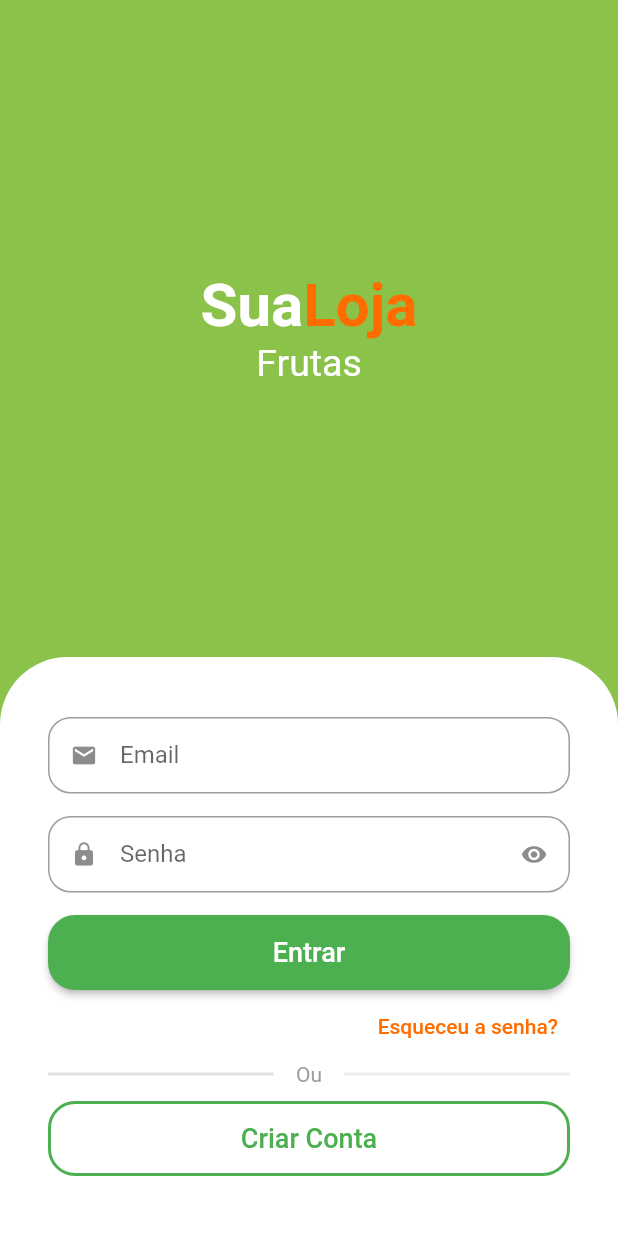
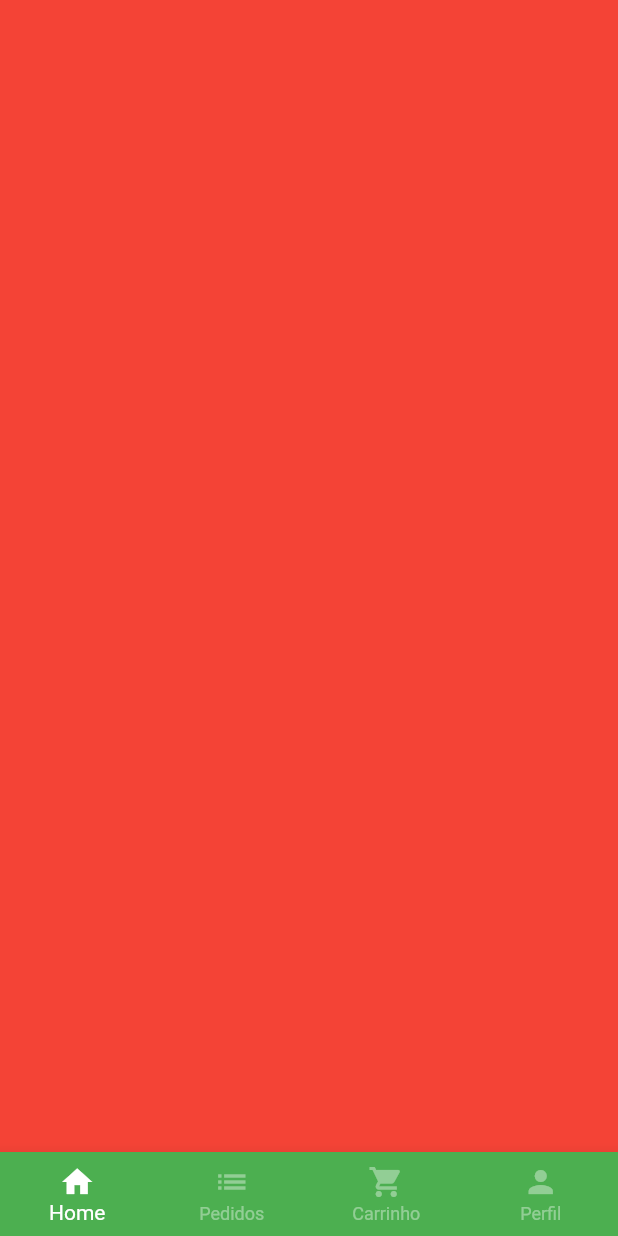
Before and after one commit to santana-tec/lojinha, a Flutter app: the screen it shows after launch, after a tap on "Entrar", on a phone screen of 412 x 824 dp. Run offline on Flutter 3.47's test engine with Material 2 defaults, Android fonts, the phone set to English and light mode, and no system bars; drawn by our look-alikes of animated_text_kit; our stand-ins replace mask_text_input_formatter.

Commit message:
homescreen_Init

```diff
--- a/lojinha/lib/src/auth/sing_in_screen.dart
+++ b/lojinha/lib/src/auth/sing_in_screen.dart
@@ -1,6 +1,7 @@
 import 'package:animated_text_kit/animated_text_kit.dart';
 import 'package:flutter/material.dart';
 import 'package:lojinha/src/auth/sign_up_screen.dart';
+import 'package:lojinha/src/base/base_screen.dart';
 import 'package:lojinha/src/components/custom_text_field.dart';
 import 'package:lojinha/src/config/custom_colors.dart';
 
@@ -21,7 +22,7 @@ class SignInScreen extends StatelessWidget {
                   mainAxisAlignment: MainAxisAlignment.center,
                   children: [
                     //Nome do app
-                     Text.rich(
+                    Text.rich(
                       TextSpan(
                         style: const TextStyle(
                           fontSize: 40,
@@ -75,7 +76,8 @@ class SignInScreen extends StatelessWidget {
 
               //Formulario de login
               Container(
-                padding: const EdgeInsets.symmetric(horizontal: 32, vertical: 40),
+                padding:
+                    const EdgeInsets.symmetric(horizontal: 32, vertical: 40),
                 decoration: const BoxDecoration(
                   color: Colors.white,
                   borderRadius: BorderRadius.vertical(
@@ -86,13 +88,13 @@ class SignInScreen extends StatelessWidget {
                   crossAxisAlignment: CrossAxisAlignment.stretch,
                   children: [
                     //Email
-                      const CustomTextField(
+                    const CustomTextField(
                       icon: Icons.email,
                       label: 'Email',
                     ),
 
                     //Password
-                     const CustomTextField(
+                    const CustomTextField(
                       icon: Icons.lock,
                       label: 'Senha',
                       isSecret: true,
@@ -106,7 +108,13 @@ class SignInScreen extends StatelessWidget {
                             borderRadius: BorderRadius.circular(18),
                           ),
                         ),
-                        onPressed: () {},
+                        onPressed: () {
+                          Navigator.of(context).pushReplacement(
+                            MaterialPageRoute(builder: (c) {
+                              return  BaseScreen();
+                            }),
+                          );
+                        },
                         child: const Text(
                           'Entrar',
                           style: TextStyle(
@@ -120,7 +128,7 @@ class SignInScreen extends StatelessWidget {
                       alignment: Alignment.centerRight,
                       child: TextButton(
                         onPressed: () {},
-                        child:  Text(
+                        child: Text(
                           'Esqueceu a senha?',
                           style: TextStyle(
                             color: CustomColors.customContrastColor,
@@ -173,10 +181,10 @@ class SignInScreen extends StatelessWidget {
                           ),
                         ),
                         onPressed: () {
-                          Navigator.of(context).push(MaterialPageRoute(builder:(c) {
+                          Navigator.of(context)
+                              .push(MaterialPageRoute(builder: (c) {
                             return SignUpScreen();
-
-                          } ));
+                          }));
                         },
                         child: const Text(
                           'Criar Conta',
--- /dev/null
+++ b/lojinha/lib/src/base/base_screen.dart
@@ -0,0 +1,68 @@
+import 'package:flutter/material.dart';
+
+class BaseScreen extends StatefulWidget {
+  BaseScreen({Key? key}) : super(key: key);
+
+  @override
+  State<BaseScreen> createState() => _BaseScreenState();
+}
+
+class _BaseScreenState extends State<BaseScreen> {
+  int currentIndex = 0;
+  final pageController = PageController();
+
+  @override
+  Widget build(BuildContext context) {
+    return Scaffold(
+      body: PageView(
+        physics: const NeverScrollableScrollPhysics(),
+        controller: pageController,
+        children: [
+          Container(
+            color: Colors.red,
+          ),
+          Container(
+            color: Colors.blue,
+          ),
+          Container(
+            color: Colors.orange,
+          ),
+          Container(
+            color: Colors.purple,
+          ),
+        ],
+      ),
+      bottomNavigationBar: BottomNavigationBar(
+        currentIndex: currentIndex,
+        onTap: (index) {
+          setState(() {
+            currentIndex = index;
+            pageController.jumpToPage(index);
+          });
+        },
+        type: BottomNavigationBarType.fixed,
+        backgroundColor: Colors.green,
+        selectedItemColor: Colors.white,
+        unselectedItemColor: Colors.white.withAlpha(100),
+        items: const [
+          BottomNavigationBarItem(
+            icon: Icon(Icons.home),
+            label: 'Home',
+          ),
+          BottomNavigationBarItem(
+            icon: Icon(Icons.list),
+            label: 'Pedidos',
+          ),
+          BottomNavigationBarItem(
+            icon: Icon(Icons.shopping_cart),
+            label: 'Carrinho',
+          ),
+          BottomNavigationBarItem(
+            icon: Icon(Icons.person),
+            label: 'Perfil',
+          ),
+        ],
+      ),
+    );
+  }
+}
```
